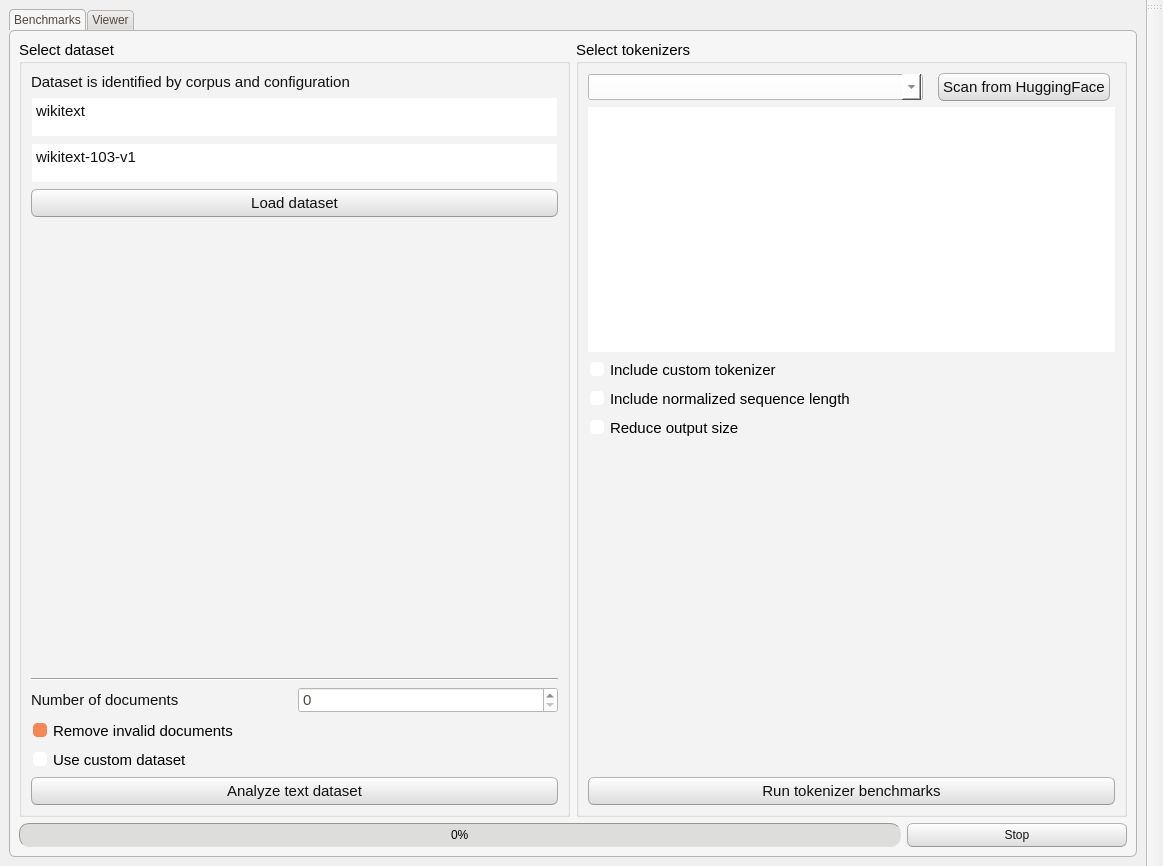
The window that TokenBenchy/app/src/window_layout.ui (CTCycle/TKBEN-tokenizers-benchmarker) describes before a commit, drawn with Qt 5.
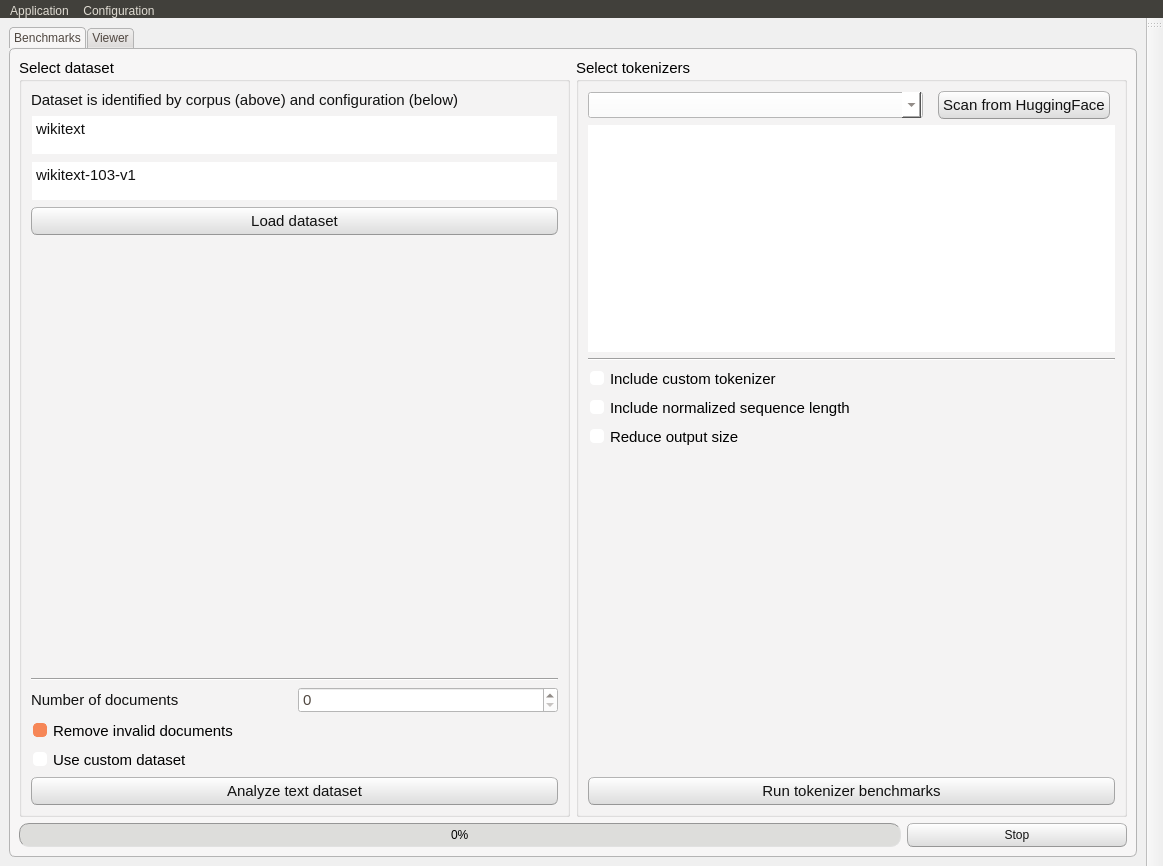
The same window after the commit.

Patch:
```diff
--- a/TokenBenchy/app/src/window_layout.ui
+++ b/TokenBenchy/app/src/window_layout.ui
@@ -554,7 +554,7 @@
              <item>
               <widget class="QLabel" name="datasetLabel">
                <property name="text">
-                <string>Dataset is identified by corpus and configuration</string>
+                <string>Dataset is identified by corpus (above) and configuration (below)</string>
                </property>
               </widget>
              </item>
@@ -723,6 +723,13 @@
                  </property>
                 </widget>
                </item>
+               <item>
+                <widget class="Line" name="line_2">
+                 <property name="orientation">
+                  <enum>Qt::Orientation::Horizontal</enum>
+                 </property>
+                </widget>
+               </item>
                <item>
                 <widget class="QCheckBox" name="includeCustomToken">
                  <property name="toolTip">
@@ -906,6 +913,21 @@
      <height>26</height>
     </rect>
    </property>
+   <widget class="QMenu" name="menuApplication">
+    <property name="title">
+     <string>Application</string>
+    </property>
+    <addaction name="actionReloadApp"/>
+   </widget>
+   <widget class="QMenu" name="menuConfiguration">
+    <property name="title">
+     <string>Configuration</string>
+    </property>
+    <addaction name="actionSaveConfig"/>
+    <addaction name="actionLoadConfig"/>
+   </widget>
+   <addaction name="menuApplication"/>
+   <addaction name="menuConfiguration"/>
   </widget>
   <widget class="QToolBar" name="toolBar">
    <property name="windowTitle">
```
Left out of the diff: 15 changed lines with no effect on the pictures.
